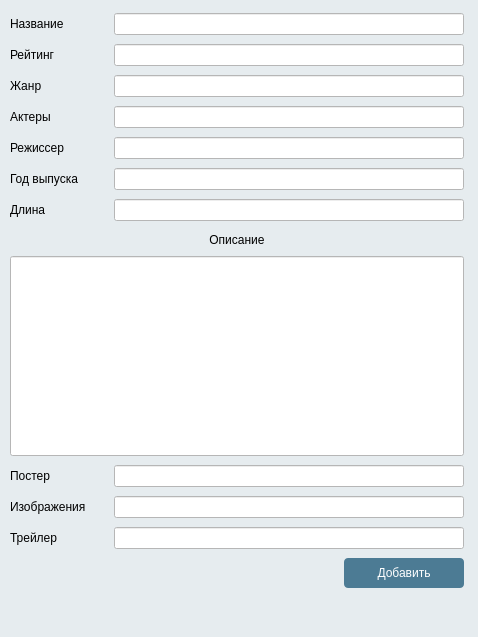
Qt form ui_files/add_film_table.ui (gg-master/Cinema_prj) before a commit.
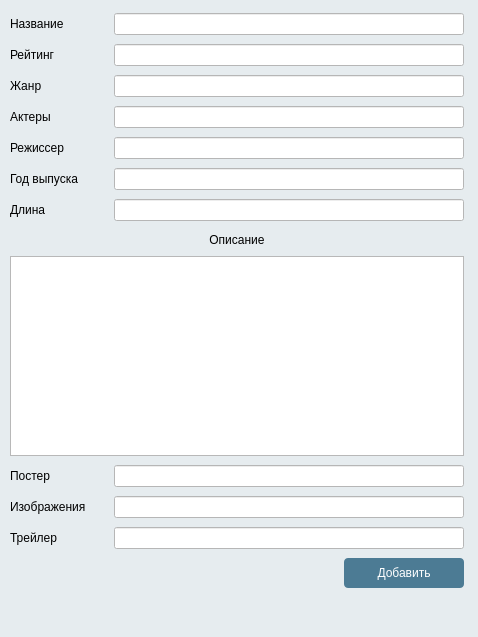
The same form after that commit. Icons and pictures are not drawn.

Commit message: Мелкая перенастройки диалоговых окон. Изменение gui админки (добавление фильмов) Корректировка добавления фильмов.

Patch:
```diff
--- a/ui_files/add_film_table.ui
+++ b/ui_files/add_film_table.ui
@@ -299,13 +299,22 @@
        </widget>
       </item>
       <item>
-       <widget class="QLineEdit" name="lineEdit_8">
+       <widget class="QPlainTextEdit" name="lineEdit_8">
+        <property name="sizePolicy">
+         <sizepolicy hsizetype="Expanding" vsizetype="Fixed">
+          <horstretch>0</horstretch>
+          <verstretch>0</verstretch>
+         </sizepolicy>
+        </property>
         <property name="minimumSize">
          <size>
           <width>0</width>
           <height>200</height>
          </size>
         </property>
+        <property name="styleSheet">
+         <string notr="true">background-color: none;</string>
+        </property>
        </widget>
       </item>
      </layout>
```
The commit also changes 5 other files.
